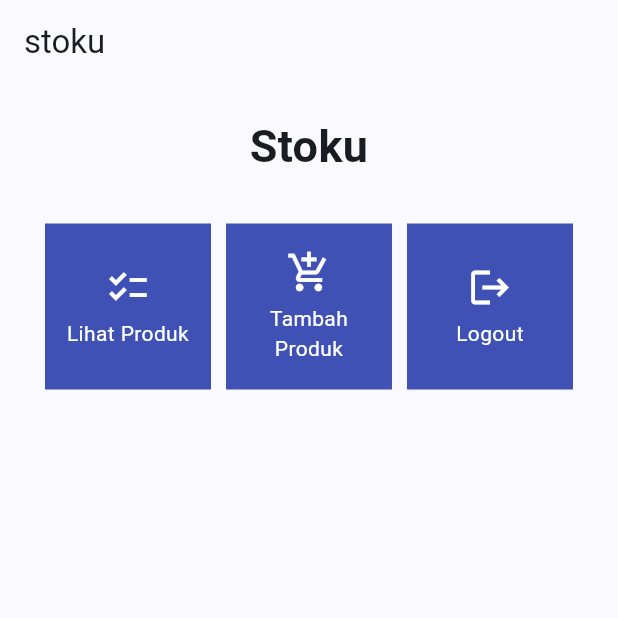
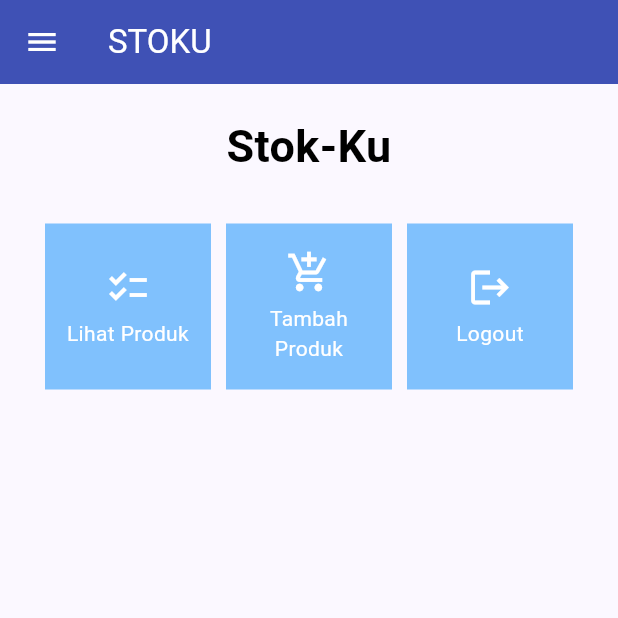
Before and after one commit to terbang11day/Tugas7, a Flutter app: the MyHomePage screen opened directly, on a phone screen of 412 x 824 dp, the top half of it. Run offline on Flutter 3.47's test engine with Material 2 defaults, Android fonts, the phone set to English and light mode, and no system bars.

Commit message:
Menyelesaikan tugas 8

```diff
--- a/lib/main.dart
+++ b/lib/main.dart
@@ -1,5 +1,5 @@
 import 'package:flutter/material.dart';
-import 'package:stoku/menu.dart';
+import 'package:stoku/screens/menu.dart';
 
 void main() {
   runApp(const MyApp());
@@ -29,7 +29,7 @@ class MyApp extends StatelessWidget {
         //
         // This works for code too, not just values: Most code changes can be
         // tested with just a hot reload.
-        colorScheme: ColorScheme.fromSeed(seedColor: Color.fromARGB(255, 75, 154, 251)),
+        colorScheme: ColorScheme.fromSeed(seedColor: Colors.indigo),
         useMaterial3: true,
       ),
       home: MyHomePage(),
--- a/lib/screens/menu.dart
+++ b/lib/screens/menu.dart
@@ -3,13 +3,69 @@ import 'package:stoku/widgets/left_drawer.dart';
 import 'package:stoku/widgets/stoku_card.dart';
 import 'package:stoku/screens/stoku_form.dart';
 
-class ShopItem {
-  final String name;
-  final IconData icon;
-  final Color color;
+class MyHomePage extends StatelessWidget {
+    MyHomePage({Key? key}) : super(key: key);
+  final List<ShopItem> items = [
+    ShopItem("Lihat Produk", Icons.checklist, Color.fromARGB(255, 128, 193, 253)),
+    ShopItem("Tambah Produk", Icons.add_shopping_cart, Color.fromARGB(255, 128, 193, 253)),
+    ShopItem("Logout", Icons.logout, Color.fromARGB(255, 128, 193, 253)),
+];
+    @override
+    Widget build(BuildContext context) {
+      return Scaffold(
+      appBar: AppBar(
+        title: const Text(
+          'STOKU',
+          style: TextStyle(
+            color: Colors.white,
+          ),
+        ),
+        backgroundColor: Colors.indigo,
+        foregroundColor: Colors.white,
+      ),
+      drawer: const LeftDrawer(),
+      body: SingleChildScrollView(
+        // Widget wrapper yang dapat discroll
+        child: Padding(
+          padding: const EdgeInsets.all(10.0), // Set padding dari halaman
+          child: Column(
+            // Widget untuk menampilkan children secara vertikal
+            children: <Widget>[
+              const Padding(
+                padding: EdgeInsets.only(top: 10.0, bottom: 10.0),
+                // Widget Text untuk menampilkan tulisan dengan alignment center dan style yang sesuai
+                child: Text(
+                  'Stok-Ku', // Text yang menandakan toko
+                  textAlign: TextAlign.center,
+                  style: TextStyle(
+                    color: Colors. black,
+                    fontSize: 30,
+                    fontWeight: FontWeight.bold,
+                  ),
+                ),
+              ),
+              // Grid layout
+              GridView.count(
+                // Container pada card kita.
+                primary: true,
+                padding: const EdgeInsets.all(20),
+                crossAxisSpacing: 10,
+                mainAxisSpacing: 10,
+                crossAxisCount: 3,
+                shrinkWrap: true,
+                children: items.map((ShopItem item) {
+                  // Iterasi untuk setiap item
+                  return ShopCard(item);
+                }).toList(),
+              ),
+            ],
+          ),
+        ),
+      ),
+    );
+    }
+}
 
-  ShopItem(this.name, this.icon, this.color);
-}
 
 class ShopCard extends StatelessWidget {
   final ShopItem item;
@@ -19,7 +75,7 @@ class ShopCard extends StatelessWidget {
   @override
   Widget build(BuildContext context) {
     return Material(
-      color: Colors.indigo,
+      color: item.color,
       child: InkWell(
         // Area responsive terhadap sentuhan
         onTap: () {
@@ -28,6 +84,14 @@ class ShopCard extends StatelessWidget {
             ..hideCurrentSnackBar()
             ..showSnackBar(SnackBar(
                 content: Text("Kamu telah menekan tombol ${item.name}!")));
+             // Navigate ke route yang sesuai (tergantung jenis tombol)
+            if (item.name == "Tambah Produk") {
+              Navigator.push(
+                  context,
+                  MaterialPageRoute(
+                    builder: (context) => ShopFormPage(),
+                  ));
+            }
         },
         child: Container(
           // Container untuk menyimpan Icon dan Text
@@ -55,76 +119,3 @@ class ShopCard extends StatelessWidget {
     );
   }
 }
-
-class MyHomePage extends StatelessWidget {
-  MyHomePage({Key? key}) : super(key: key);
-
-  // This widget is the home page of your application. It is stateful, meaning
-  // that it has a State object (defined below) that contains fields that affect
-  // how it looks.
-
-  // This class is the configuration for the state. It holds the values (in this
-  // case the title) provided by the parent (in this case the App widget) and
-  // used by the build method of the State. Fields in a Widget subclass are
-  // always marked "final".
-  final List<ShopItem> items = [
-    ShopItem("Lihat Produk", Icons.checklist, Colors.blue),
-    ShopItem("Tambah Produk", Icons.add_shopping_cart, Colors.green),
-    ShopItem("Logout", Icons.logout, Colors.red),
-  ];
-
-  @override
-  Widget build(BuildContext context) {
-    // This method is rerun every time setState is called, for instance as done
-    // by the _incrementCounter method above.
-    //
-    // The Flutter framework has been optimized to make rerunning build methods
-    // fast, so that you can just rebuild anything that needs updating rather
-    // than having to individually change instances of widgets.
-    return Scaffold(
-      appBar: AppBar(
-        title: const Text(
-          'stoku',
-        ),
-      ),
-      body: SingleChildScrollView(
-        // Widget wrapper yang dapat discroll
-        child: Padding(
-          padding: const EdgeInsets.all(10.0), // Set padding dari halaman
-          child: Column(
-            // Widget untuk menampilkan children secara vertikal
-            children: <Widget>[
-              const Padding(
-                padding: EdgeInsets.only(top: 10.0, bottom: 10.0),
-                // Widget Text untuk menampilkan tulisan dengan alignment center dan style yang sesuai
-                child: Text(
-                  'Stoku', // Text yang menandakan toko
-                  textAlign: TextAlign.center,
-                  style: TextStyle(
-                    fontSize: 30,
-                    fontWeight: FontWeight.bold,
-                  ),
-                ),
-              ),
-              // Grid layout
-              GridView.count(
-                // Container pada card kita.
-                primary: true,
-                padding: const EdgeInsets.all(20),
-                crossAxisSpacing: 10,
-                mainAxisSpacing: 10,
-                crossAxisCount: 3,
-                shrinkWrap: true,
-                children: items.map((ShopItem item) {
-                  // Iterasi untuk setiap item
-                  return ShopCard(item);
-                }).toList(),
-              ),
-            ],
-          ),
-        ),
-      ),
-    );
-  }
-
-}
--- a/lib/widgets/stoku_card.dart
+++ b/lib/widgets/stoku_card.dart
@@ -0,0 +1,10 @@
+import 'package:flutter/material.dart';
+import 'package:stoku/screens/stoku_form.dart';
+
+class ShopItem {
+  final String name;
+  final IconData icon;
+  final Color color;
+
+  ShopItem(this.name, this.icon, this.color);
+}
```
Also changed, not shown: lib/screens/product_list.dart (added, +38 -0 lines), lib/screens/stoku_form.dart (+160 -0 lines), lib/widgets/left_drawer.dart (+70 -0 lines).
